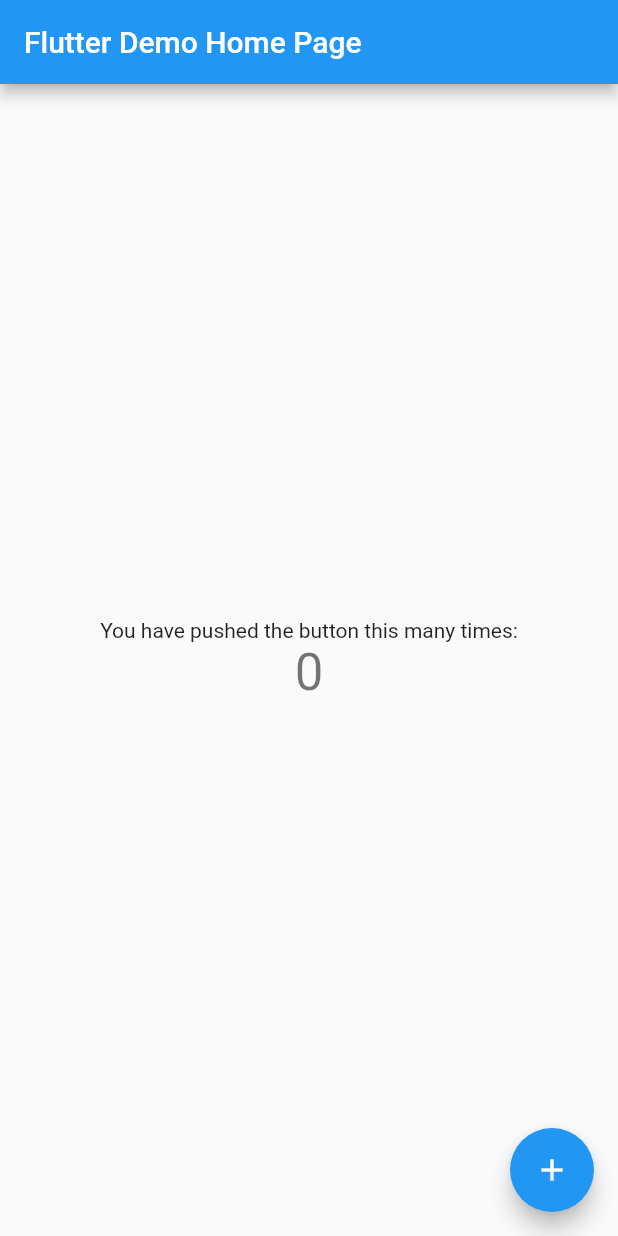
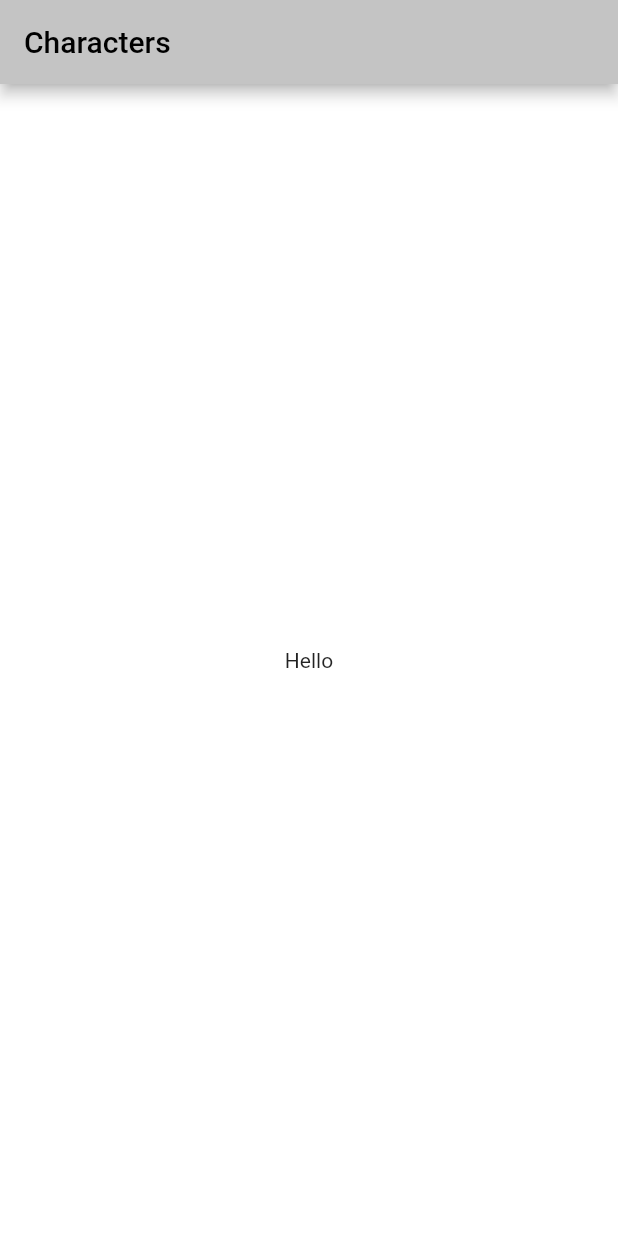
Before and after one commit to andrejoshua/swapi-info, a Flutter app: the screen it shows after launch, on a phone screen of 412 x 824 dp. Run offline on Flutter 3.47's test engine with Material 2 defaults, Android fonts, the phone set to English and light mode, and no system bars; our stand-ins replace auto_route, dio, freezed_annotation, get_it, injectable, stack_trace; missing offline and left inert: rxdart_ext; generated files the repository leaves out were written again.

Commit message:
Set up router and potential views

```diff
--- a/l10n/dict_en.arb
+++ b/l10n/dict_en.arb
@@ -1,6 +1,7 @@
 {
   "@@locale": "en",
   "app_name": "SWAPI Info",
+  "characters": "Characters",
   "character": "Character",
   "starship": "Starship",
   "vehicle": "Vehicle",
--- a/lib/main.dart
+++ b/lib/main.dart
@@ -1,115 +1,17 @@
 import "package:flutter/material.dart";
+import "package:flutter/services.dart";
+import "package:stack_trace/stack_trace.dart";
+import "package:swapiinfo/di.dart";
+import "package:swapiinfo/ui/app.dart";
 
 void main() {
-  runApp(const MyApp());
+  WidgetsFlutterBinding.ensureInitialized();
+  SystemChrome.setPreferredOrientations(
+      <DeviceOrientation>[DeviceOrientation.portraitUp]);
+
+  Chain.capture(() {
+    configureInjection();
+
+    runApp(MyApp());
+  });
 }
-
-class MyApp extends StatelessWidget {
-  const MyApp({super.key});
-
-  // This widget is the root of your application.
-  @override
-  Widget build(BuildContext context) {
-    return MaterialApp(
-      title: "Flutter Demo",
-      theme: ThemeData(
-        // This is the theme of your application.
-        //
-        // Try running your application with "flutter run". You'll see the
-        // application has a blue toolbar. Then, without quitting the app, try
-        // changing the primarySwatch below to Colors.green and then invoke
-        // "hot reload" (press "r" in the console where you ran "flutter run",
-        // or simply save your changes to "hot reload" in a Flutter IDE).
-        // Notice that the counter didn't reset back to zero; the application
-        // is not restarted.
-        primarySwatch: Colors.blue,
-      ),
-      home: const MyHomePage(title: "Flutter Demo Home Page"),
-    );
-  }
-}
-
-class MyHomePage extends StatefulWidget {
-  const MyHomePage({super.key, required this.title});
-
-  // This widget is the home page of your application. It is stateful, meaning
-  // that it has a State object (defined below) that contains fields that affect
-  // how it looks.
-
-  // This class is the configuration for the state. It holds the values (in this
-  // case the title) provided by the parent (in this case the App widget) and
-  // used by the build method of the State. Fields in a Widget subclass are
-  // always marked "final".
-
-  final String title;
-
-  @override
-  State<MyHomePage> createState() => _MyHomePageState();
-}
-
-class _MyHomePageState extends State<MyHomePage> {
-  int _counter = 0;
-
-  void _incrementCounter() {
-    setState(() {
-      // This call to setState tells the Flutter framework that something has
-      // changed in this State, which causes it to rerun the build method below
-      // so that the display can reflect the updated values. If we changed
-      // _counter without calling setState(), then the build method would not be
-      // called again, and so nothing would appear to happen.
-      _counter++;
-    });
-  }
-
-  @override
-  Widget build(BuildContext context) {
-    // This method is rerun every time setState is called, for instance as done
-    // by the _incrementCounter method above.
-    //
-    // The Flutter framework has been optimized to make rerunning build methods
-    // fast, so that you can just rebuild anything that needs updating rather
-    // than having to individually change instances of widgets.
-    return Scaffold(
-      appBar: AppBar(
-        // Here we take the value from the MyHomePage object that was created by
-        // the App.build method, and use it to set our appbar title.
-        title: Text(widget.title),
-      ),
-      body: Center(
-        // Center is a layout widget. It takes a single child and positions it
-        // in the middle of the parent.
-        child: Column(
-          // Column is also a layout widget. It takes a list of children and
-          // arranges them vertically. By default, it sizes itself to fit its
-          // children horizontally, and tries to be as tall as its parent.
-          //
-          // Invoke "debug painting" (press "p" in the console, choose the
-          // "Toggle Debug Paint" action from the Flutter Inspector in Android
-          // Studio, or the "Toggle Debug Paint" command in Visual Studio Code)
-          // to see the wireframe for each widget.
-          //
-          // Column has various properties to control how it sizes itself and
-          // how it positions its children. Here we use mainAxisAlignment to
-          // center the children vertically; the main axis here is the vertical
-          // axis because Columns are vertical (the cross axis would be
-          // horizontal).
-          mainAxisAlignment: MainAxisAlignment.center,
-          children: <Widget>[
-            const Text(
-              "You have pushed the button this many times:",
-            ),
-            Text(
-              "$_counter",
-              style: Theme.of(context).textTheme.headlineMedium,
-            ),
-          ],
-        ),
-      ),
-      floatingActionButton: FloatingActionButton(
-        onPressed: _incrementCounter,
-        tooltip: "Increment",
-        child: const Icon(Icons.add),
-      ), // This trailing comma makes auto-formatting nicer for build methods.
-    );
-  }
-}
--- /dev/null
+++ b/lib/route/app_router.dart
@@ -0,0 +1,13 @@
+import "package:auto_route/auto_route.dart";
+
+import "app_router.gr.dart";
+
+@AutoRouterConfig(replaceInRouteName: "Page,Route")
+class AppRouter extends $AppRouter {
+  @override
+  List<AutoRoute> get routes => <AutoRoute>[
+        /// routes go here
+        AutoRoute(page: CharactersRoute.page, initial: true),
+        AutoRoute(page: CharacterDetailRoute.page),
+      ];
+}
--- /dev/null
+++ b/lib/ui/app.dart
@@ -0,0 +1,23 @@
+import "package:flutter/material.dart";
+import "package:flutter_gen/gen_l10n/dictionary.dart";
+import "package:swapiinfo/design/design.dart";
+import "package:swapiinfo/route/app_router.dart";
+
+class MyApp extends StatelessWidget {
+  MyApp({super.key});
+
+  final AppRouter _router = AppRouter();
+
+  // This widget is the root of your application.
+  @override
+  Widget build(BuildContext context) {
+    return MaterialApp.router(
+      localizationsDelegates: AppLocalizations.localizationsDelegates,
+      supportedLocales: AppLocalizations.supportedLocales,
+      theme: ThemeData.from(colorScheme: kSchemeLight, textTheme: kThemeText),
+      routerConfig: _router.config(),
+      onGenerateTitle: (BuildContext context) =>
+          AppLocalizations.of(context)!.app_name,
+    );
+  }
+}
--- /dev/null
+++ b/lib/ui/characters/view.dart
@@ -0,0 +1,30 @@
+import "package:auto_route/auto_route.dart";
+import "package:flutter/material.dart";
+import "package:flutter_gen/gen_l10n/dictionary.dart";
+
+@RoutePage()
+class CharactersPage extends StatefulWidget {
+  const CharactersPage({super.key});
+
+  @override
+  State<StatefulWidget> createState() => _CharactersPageState();
+}
+
+class _CharactersPageState extends State<CharactersPage>
+    with TickerProviderStateMixin {
+  @override
+  Widget build(BuildContext context) {
+    return Scaffold(
+      appBar: AppBar(
+        // Here we take the value from the MyHomePage object that was created by
+        // the App.build method, and use it to set our appbar title.
+        title: Text(AppLocalizations.of(context)!.characters),
+      ),
+      body: Center(
+        // Center is a layout widget. It takes a single child and positions it
+        // in the middle of the parent.
+        child: Text("Hello"),
+      ), // This trailing comma makes auto-formatting nicer for build methods.
+    );
+  }
+}
```
Also changed, not shown: lib/ui/character_detail/view.dart (added, +32 -0 lines), lib/route/app_router.gr.dart (added), 3 other files.
